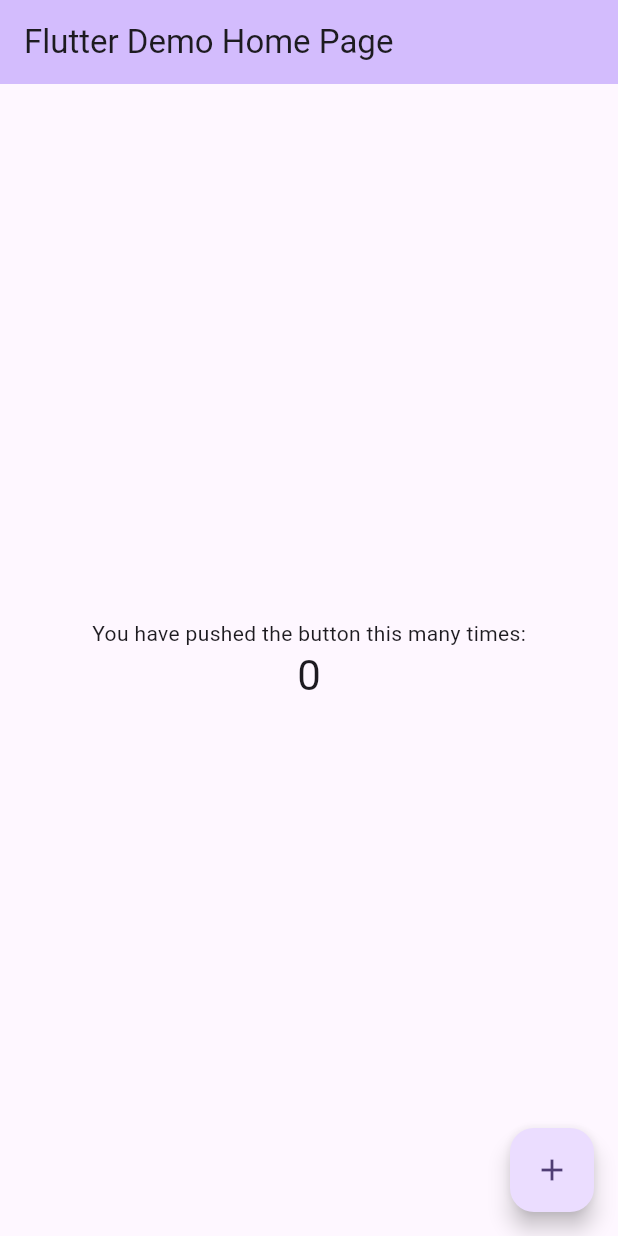
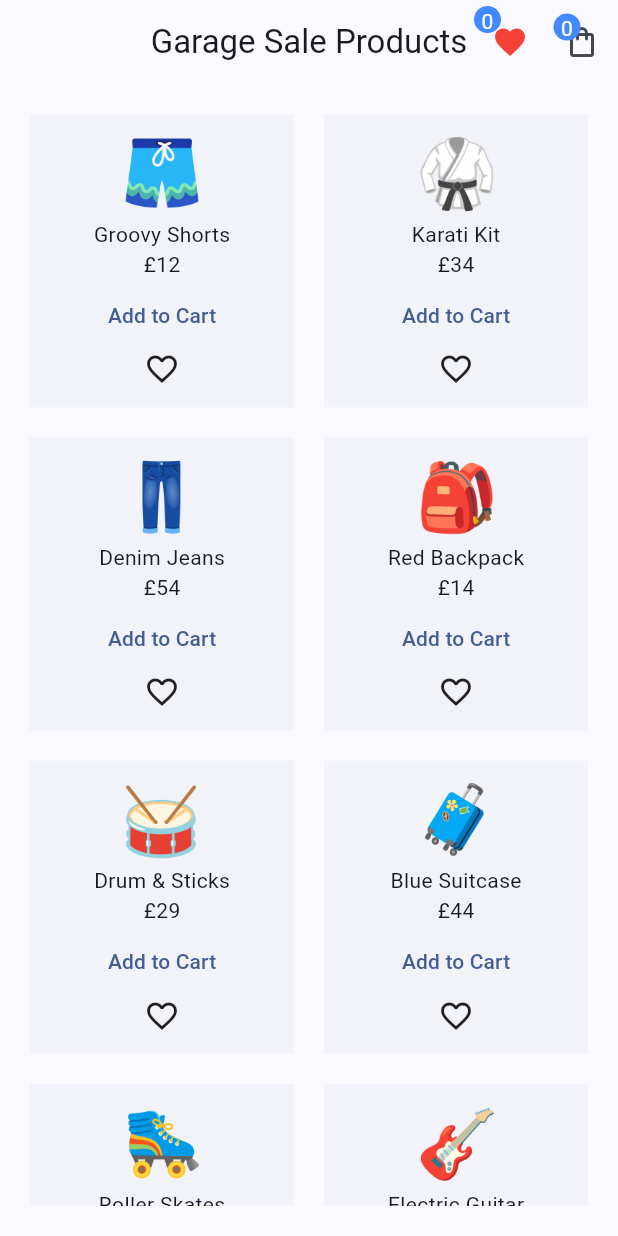
Before and after one commit to sho7798/ecommerce, a Flutter app: the screen it shows after launch, on a phone screen of 412 x 824 dp. Run offline on Flutter 3.47's test engine with Material 3 defaults, Android fonts, the phone set to English and light mode, and no system bars; our stand-ins replace flutter_riverpod, riverpod_annotation; generated files the repository leaves out were written again.

Commit message:
feat: product list , wishlist and cart list

```diff
--- /dev/null
+++ b/lib/common/cart_icon.dart
@@ -0,0 +1,48 @@
+import 'package:ecommerce_riverpod/providers/cart_provider.dart';
+import 'package:ecommerce_riverpod/screens/cart/cart_screen.dart';
+import 'package:flutter/material.dart';
+import 'package:flutter_riverpod/flutter_riverpod.dart';
+
+class CartIcon extends ConsumerWidget {
+  const CartIcon({super.key});
+
+  @override
+  Widget build(BuildContext context, WidgetRef ref) {
+    final numberOfItemsInCart = ref.watch(cartProvider).length;
+
+    return Stack(
+      children: [
+        IconButton(
+          onPressed: () {
+            Navigator.push(
+              context,
+              MaterialPageRoute(
+                builder: (context) {
+                  return const CartScreen();
+                },
+              ),
+            );
+          },
+          icon: const Icon(Icons.shopping_bag_outlined),
+        ),
+        Positioned(
+          top: 5,
+          left: 5,
+          child: Container(
+            width: 18,
+            height: 18,
+            alignment: Alignment.center,
+            decoration: BoxDecoration(
+              borderRadius: BorderRadius.circular(10),
+              color: Colors.blueAccent,
+            ),
+            child: Text(
+              numberOfItemsInCart.toString(),
+              style: const TextStyle(color: Colors.white),
+            ),
+          ),
+        ),
+      ],
+    );
+  }
+}
--- /dev/null
+++ b/lib/common/favorite_icon.dart
@@ -0,0 +1,45 @@
+import 'package:ecommerce_riverpod/providers/wishlist_provider.dart';
+import 'package:ecommerce_riverpod/screens/wishlist/wishlist_screen.dart';
+import 'package:flutter/material.dart';
+import 'package:flutter_riverpod/flutter_riverpod.dart';
+
+class FavoriteIcon extends ConsumerWidget {
+  const FavoriteIcon({super.key});
+
+  @override
+  Widget build(BuildContext context, WidgetRef ref) {
+    final numberOfItemsInFavorite = ref.watch(favoriteProvider).length;
+    return Stack(
+      children: [
+        IconButton(
+          onPressed: () {
+            Navigator.push(
+              context,
+              MaterialPageRoute(
+                builder: (context) {
+                  return const FavoriteScreen();
+                },
+              ),
+            );
+          },
+          icon: const Icon(Icons.favorite, color: Colors.red),
+        ),
+        Positioned(
+          child: Container(
+            width: 18,
+            height: 18,
+            alignment: Alignment.center,
+            decoration: BoxDecoration(
+              borderRadius: BorderRadius.circular(10),
+              color: Colors.blueAccent,
+            ),
+            child: Text(
+              numberOfItemsInFavorite.toString(),
+              style: const TextStyle(color: Colors.white),
+            ),
+          ),
+        ),
+      ],
+    );
+  }
+}
--- a/lib/main.dart
+++ b/lib/main.dart
@@ -1,122 +1,22 @@
+import 'package:ecommerce_riverpod/screens/home/home_screen.dart';
 import 'package:flutter/material.dart';
+import 'package:flutter_riverpod/flutter_riverpod.dart';
 
 void main() {
-  runApp(const MyApp());
+  runApp(ProviderScope(child: const MyApp()));
 }
 
 class MyApp extends StatelessWidget {
   const MyApp({super.key});
 
-  // This widget is the root of your application.
   @override
   Widget build(BuildContext context) {
     return MaterialApp(
-      title: 'Flutter Demo',
+      title: '',
       theme: ThemeData(
-        // This is the theme of your application.
-        //
-        // TRY THIS: Try running your application with "flutter run". You'll see
-        // the application has a purple toolbar. Then, without quitting the app,
-        // try changing the seedColor in the colorScheme below to Colors.green
-        // and then invoke "hot reload" (save your changes or press the "hot
-        // reload" button in a Flutter-supported IDE, or press "r" if you used
-        // the command line to start the app).
-        //
-        // Notice that the counter didn't reset back to zero; the application
-        // state is not lost during the reload. To reset the state, use hot
-        // restart instead.
-        //
-        // This works for code too, not just values: Most code changes can be
-        // tested with just a hot reload.
-        colorScheme: ColorScheme.fromSeed(seedColor: Colors.deepPurple),
+        colorScheme: ColorScheme.fromSeed(seedColor: Colors.blueAccent),
       ),
-      home: const MyHomePage(title: 'Flutter Demo Home Page'),
+      home: const HomeScreen(),
     );
   }
 }
-
-class MyHomePage extends StatefulWidget {
-  const MyHomePage({super.key, required this.title});
-
-  // This widget is the home page of your application. It is stateful, meaning
-  // that it has a State object (defined below) that contains fields that affect
-  // how it looks.
-
-  // This class is the configuration for the state. It holds the values (in this
-  // case the title) provided by the parent (in this case the App widget) and
-  // used by the build method of the State. Fields in a Widget subclass are
-  // always marked "final".
-
-  final String title;
-
-  @override
-  State<MyHomePage> createState() => _MyHomePageState();
-}
-
-class _MyHomePageState extends State<MyHomePage> {
-  int _counter = 0;
-
-  void _incrementCounter() {
-    setState(() {
-      // This call to setState tells the Flutter framework that something has
-      // changed in this State, which causes it to rerun the build method below
-      // so that the display can reflect the updated values. If we changed
-      // _counter without calling setState(), then the build method would not be
-      // called again, and so nothing would appear to happen.
-      _counter++;
-    });
-  }
-
-  @override
-  Widget build(BuildContext context) {
-    // This method is rerun every time setState is called, for instance as done
-    // by the _incrementCounter method above.
-    //
-    // The Flutter framework has been optimized to make rerunning build methods
-    // fast, so that you can just rebuild anything that needs updating rather
-    // than having to individually change instances of widgets.
-    return Scaffold(
-      appBar: AppBar(
-        // TRY THIS: Try changing the color here to a specific color (to
-        // Colors.amber, perhaps?) and trigger a hot reload to see the AppBar
-        // change color while the other colors stay the same.
-        backgroundColor: Theme.of(context).colorScheme.inversePrimary,
-        // Here we take the value from the MyHomePage object that was created by
-        // the App.build method, and use it to set our appbar title.
-        title: Text(widget.title),
-      ),
-      body: Center(
-        // Center is a layout widget. It takes a single child and positions it
-        // in the middle of the parent.
-        child: Column(
-          // Column is also a layout widget. It takes a list of children and
-          // arranges them vertically. By default, it sizes itself to fit its
-          // children horizontally, and tries to be as tall as its parent.
-          //
-          // Column has various properties to control how it sizes itself and
-          // how it positions its children. Here we use mainAxisAlignment to
-          // center the children vertically; the main axis here is the vertical
-          // axis because Columns are vertical (the cross axis would be
-          // horizontal).
-          //
-          // TRY THIS: Invoke "debug painting" (choose the "Toggle Debug Paint"
-          // action in the IDE, or press "p" in the console), to see the
-          // wireframe for each widget.
-          mainAxisAlignment: MainAxisAlignment.center,
-          children: <Widget>[
-            const Text('You have pushed the button this many times:'),
-            Text(
-              '$_counter',
-              style: Theme.of(context).textTheme.headlineMedium,
-            ),
-          ],
-        ),
-      ),
-      floatingActionButton: FloatingActionButton(
-        onPressed: _incrementCounter,
-        tooltip: 'Increment',
-        child: const Icon(Icons.add),
-      ), // This trailing comma makes auto-formatting nicer for build methods.
-    );
-  }
-}
--- /dev/null
+++ b/lib/providers/product_provider.dart
@@ -0,0 +1,67 @@
+import 'package:ecommerce_riverpod/models/product.dart';
+import 'package:riverpod_annotation/riverpod_annotation.dart';
+
+part 'product_provider.g.dart';
+
+List<Product> allProducts = [
+  Product(
+    id: '1',
+    title: 'Groovy Shorts',
+    price: 12,
+    image: 'assets/products/shorts.png',
+  ),
+  Product(
+    id: '2',
+    title: 'Karati Kit',
+    price: 34,
+    image: 'assets/products/karati.png',
+  ),
+  Product(
+    id: '3',
+    title: 'Denim Jeans',
+    price: 54,
+    image: 'assets/products/jeans.png',
+  ),
+  Product(
+    id: '4',
+    title: 'Red Backpack',
+    price: 14,
+    image: 'assets/products/backpack.png',
+  ),
+  Product(
+    id: '5',
+    title: 'Drum & Sticks',
+    price: 29,
+    image: 'assets/products/drum.png',
+  ),
+  Product(
+    id: '6',
+    title: 'Blue Suitcase',
+    price: 44,
+    image: 'assets/products/suitcase.png',
+  ),
+  Product(
+    id: '7',
+    title: 'Roller Skates',
+    price: 52,
+    image: 'assets/products/skates.png',
+  ),
+  Product(
+    id: '8',
+    title: 'Electric Guitar',
+    price: 79,
+    image: 'assets/products/guitar.png',
+  ),
+];
+
+// Generated providers
+
+@riverpod
+List<Product> products(ref) {
+  return allProducts;
+}
+
+@riverpod
+List<Product> reducedProducts(ref) {
+  return allProducts.where((p) => p.price < 50).toList();
+}
--- /dev/null
+++ b/lib/screens/home/home_screen.dart
@@ -0,0 +1,87 @@
+import 'package:ecommerce_riverpod/common/cart_icon.dart';
+import 'package:ecommerce_riverpod/common/favorite_icon.dart';
+import 'package:ecommerce_riverpod/providers/cart_provider.dart';
+import 'package:ecommerce_riverpod/providers/product_provider.dart';
+import 'package:ecommerce_riverpod/providers/wishlist_provider.dart';
+import 'package:flutter/material.dart';
+import 'package:flutter_riverpod/flutter_riverpod.dart';
+
+class HomeScreen extends ConsumerWidget {
+  const HomeScreen({super.key});
+
+  @override
+  Widget build(BuildContext context, WidgetRef ref) {
+    final allProducts = ref.watch(productsProvider);
+    final cartProducts = ref.watch(cartProvider);
+    final favoriteProducts = ref.watch(favoriteProvider);
+
+    return Scaffold(
+      appBar: AppBar(
+        centerTitle: true,
+        title: const Text('Garage Sale Products'),
+        actions: const [FavoriteIcon(), CartIcon()],
+      ),
+      body: Padding(
+        padding: const EdgeInsets.all(20),
+        child: GridView.builder(
+          itemCount: allProducts.length,
+          gridDelegate: const SliverGridDelegateWithFixedCrossAxisCount(
+            crossAxisCount: 2,
+            mainAxisSpacing: 20,
+            crossAxisSpacing: 20,
+            childAspectRatio: 0.9,
+          ),
+          itemBuilder: (context, index) {
+            return Container(
+              padding: const EdgeInsets.all(10),
+              color: Colors.blueGrey.withValues(alpha: 0.05),
+              child: Column(
+                children: [
+                  Image.asset(allProducts[index].image, width: 60, height: 60),
+                  Text(allProducts[index].title),
+                  Text('£${allProducts[index].price}'),
+                  if (cartProducts.contains(allProducts[index]))
+                    TextButton(
+                      onPressed: () {
+                        ref
+                            .read(cartProvider.notifier)
+                            .removeProduct(allProducts[index]);
+                      },
+                      child: const Text('Remove'),
+                    ),
+                  if (!cartProducts.contains(allProducts[index]))
+                    TextButton(
+                      onPressed: () {
+                        ref
+                            .read(cartProvider.notifier)
+                            .addProduct(allProducts[index]);
+                      },
+                      child: const Text('Add to Cart'),
+                    ),
+                  if (!favoriteProducts.contains(allProducts[index]))
+                    GestureDetector(
+                      onTap: () {
+                        ref
+                            .read(favoriteProvider.notifier)
+                            .addFavorite(allProducts[index]);
+                      },
+                      child: const Icon(Icons.favorite_outline),
+                    ),
+                  if (favoriteProducts.contains(allProducts[index]))
+                    GestureDetector(
+                      onTap: () {
+                        ref
+                            .read(favoriteProvider.notifier)
+                            .removeFavorite(allProducts[index]);
+                      },
+                      child: const Icon(Icons.favorite, color: Colors.red),
+                    ),
+                ],
+              ),
+            );
+          },
+        ),
+      ),
+    );
+  }
+}
```
Also changed, not shown: lib/models/product.dart (added, +13 -0 lines), lib/providers/cart_provider.dart (added, +39 -0 lines), lib/providers/wishlist_provider.dart (added, +26 -0 lines), lib/screens/cart/cart_screen.dart (added, +59 -0 lines), lib/screens/wishlist/wishlist_screen.dart (added, +53 -0 lines), pubspec.yaml (+7 -50 lines), assets/products/backpack.png (added), assets/products/drum.png (added), assets/products/guitar.png (added), assets/products/jeans.png (added), assets/products/karati.png (added), assets/products/shorts.png (added), assets/products/skates.png (added), assets/products/suitcase.png (added), 4 more files.
